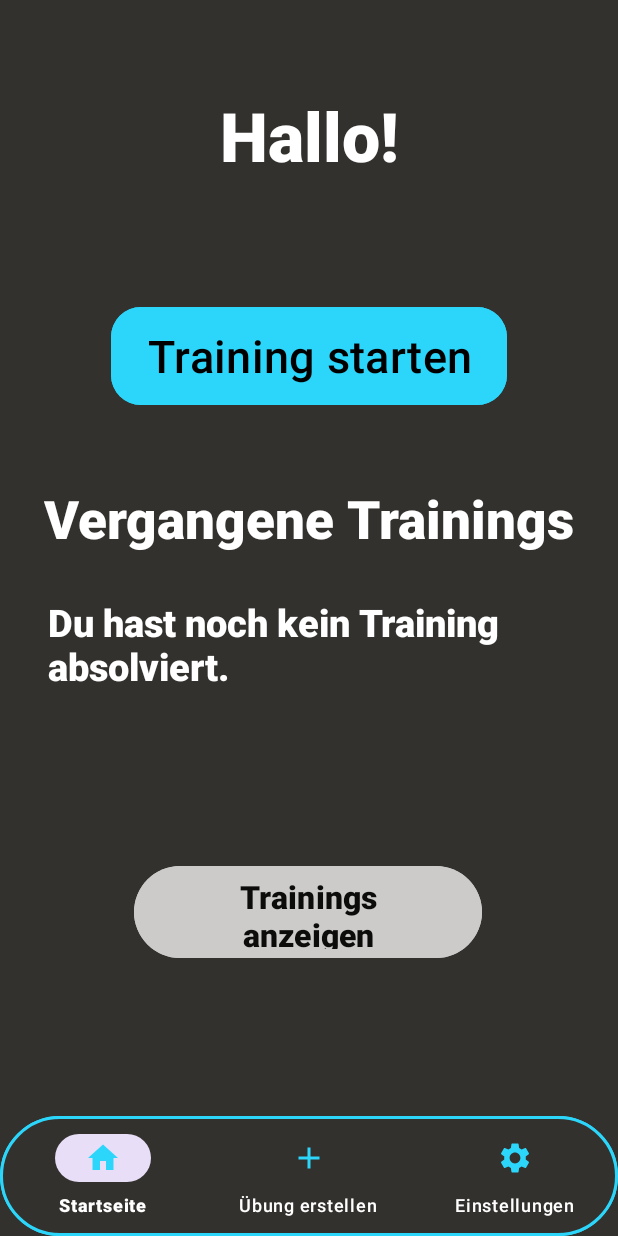
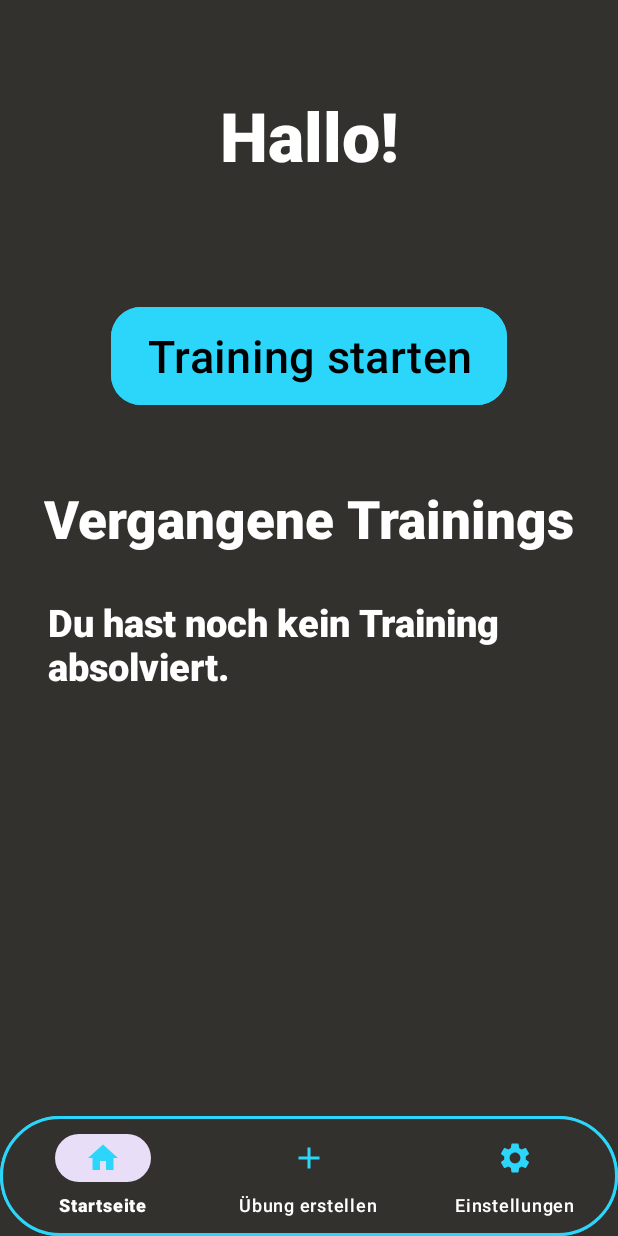
Before and after one commit to mthaler1/GymMem-itp, an Android app: the StartseiteFragment screen opened directly, with no data from a screen before it, on a phone screen of 412 x 824 dp. Run offline under Robolectric (Android 15) with nearby library versions, the phone set to English and light mode, and no system bars; our stand-ins replace Firebase (no records; nobody signed in at launch, a user with empty details on screens opened directly); 1 statement that could not run was skipped.

Commit message:
Button "Trainings anzeigen" von Startseite gelöscht

```diff
--- a/app/src/main/res/layout/fragment_startseite.xml
+++ b/app/src/main/res/layout/fragment_startseite.xml
@@ -6,23 +6,6 @@
     android:layout_height="match_parent"
     android:background="#33312E"
     tools:context=".StartseiteFragment" >
-
-
-    <Button
-        android:id="@+id/buttonTrainingsAnzeigen"
-        android:layout_width="232dp"
-        android:layout_height="69dp"
-        android:layout_marginTop="204dp"
-        android:alpha="0.75"
-        android:backgroundTint="#FFFFFF"
-        android:text="Trainings anzeigen"
-        android:textColor="@color/black"
-        android:textSize="21sp"
-        android:textStyle="bold"
-        app:layout_constraintEnd_toEndOf="parent"
-        app:layout_constraintHorizontal_bias="0.495"
-        app:layout_constraintStart_toStartOf="parent"
-        app:layout_constraintTop_toBottomOf="@+id/textLabelTraining" />
 
     <TextView
         android:id="@+id/textLabel"
```
